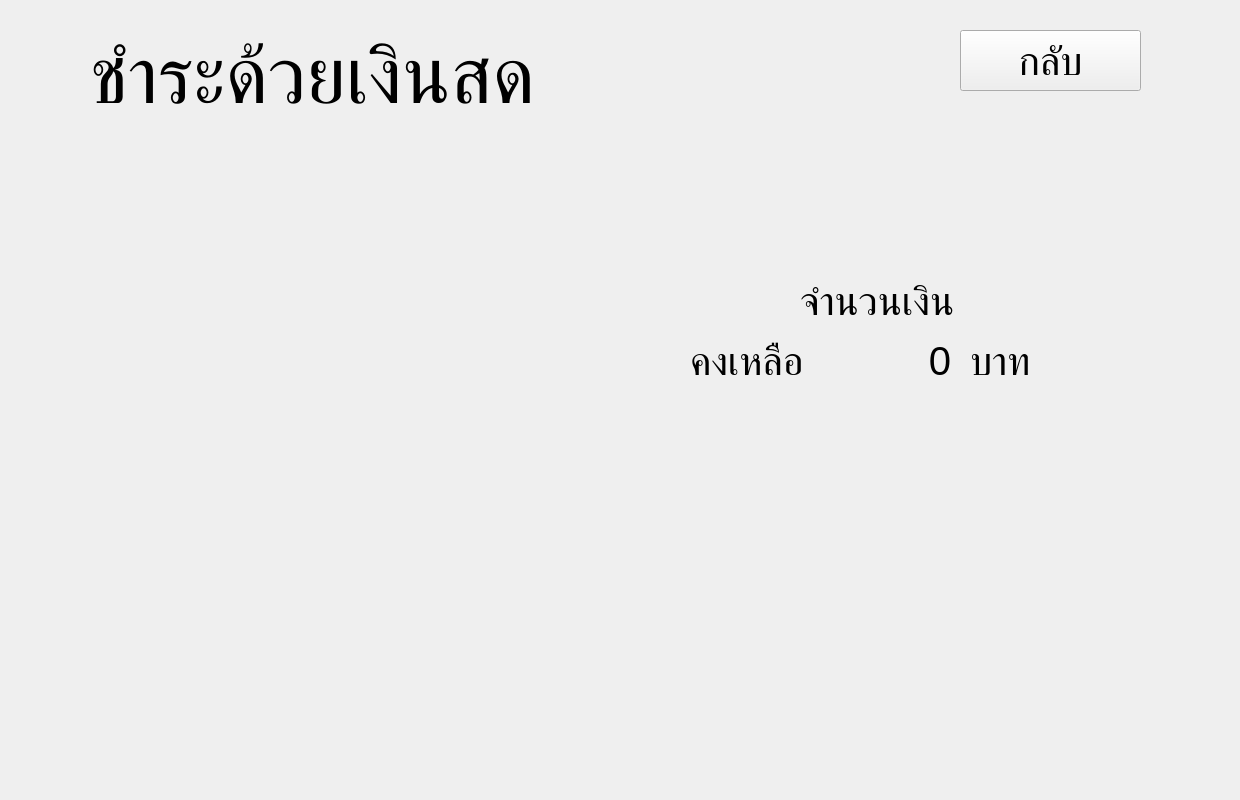
First picture: the form in ui/cash.ui, repository napassadol/rent_room_pyqt, before the edit.
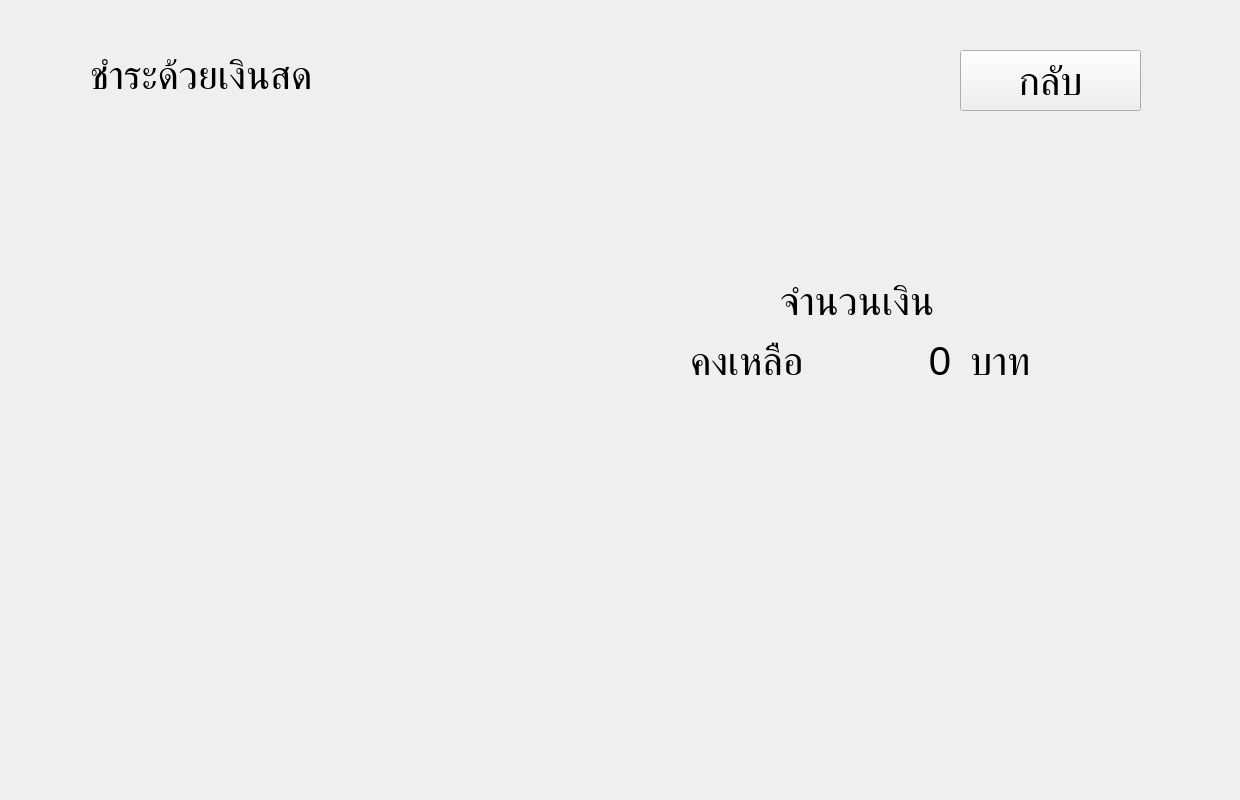
Second picture: the form after the edit. Icons and pictures are not drawn.

What changed in the file:
```diff
--- a/ui/cash.ui
+++ b/ui/cash.ui
@@ -33,7 +33,7 @@
     </property>
     <property name="font">
      <font>
-      <pointsize>60</pointsize>
+      <pointsize>30</pointsize>
      </font>
     </property>
     <property name="text">
@@ -44,7 +44,7 @@
     <property name="geometry">
      <rect>
       <x>960</x>
-      <y>30</y>
+      <y>50</y>
       <width>181</width>
       <height>61</height>
      </rect>
@@ -61,9 +61,9 @@
    <widget class="QLabel" name="label_2">
     <property name="geometry">
      <rect>
-      <x>800</x>
+      <x>780</x>
       <y>270</y>
-      <width>171</width>
+      <width>231</width>
       <height>61</height>
      </rect>
     </property>
@@ -81,7 +81,7 @@
      <rect>
       <x>690</x>
       <y>330</y>
-      <width>131</width>
+      <width>151</width>
       <height>61</height>
      </rect>
     </property>
```
